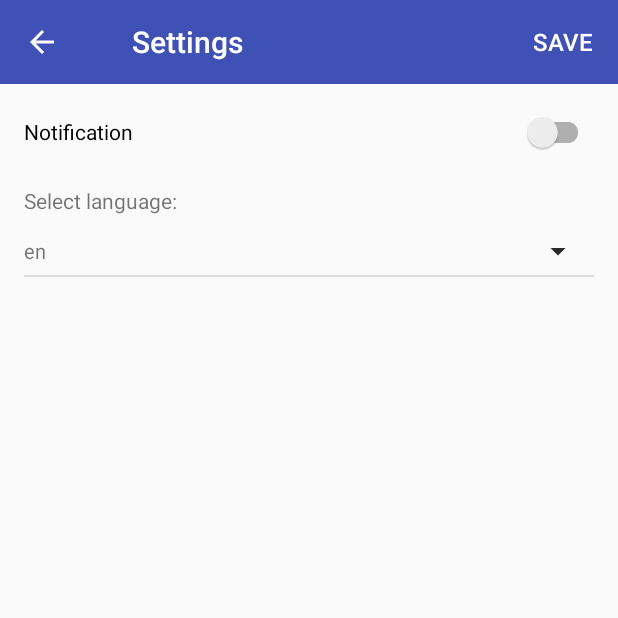
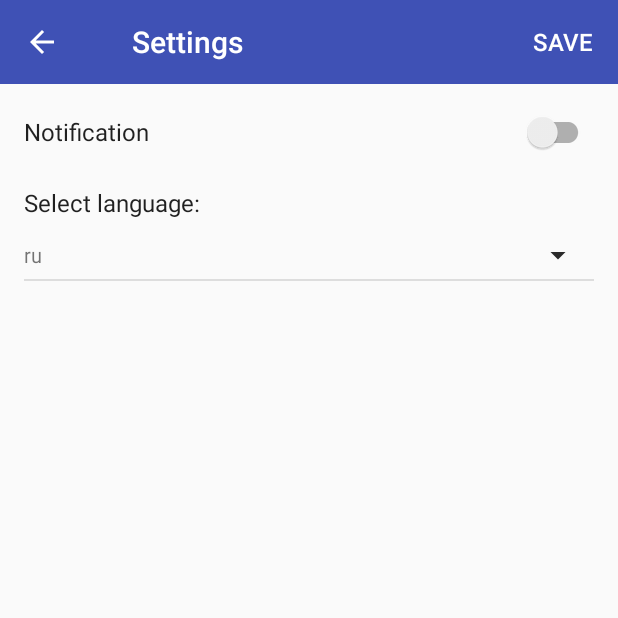
Before and after one commit to akademiya/Exercise, an Android app: the SettingsActivity screen opened directly, with no data from a screen before it, on a phone screen of 412 x 824 dp, the top half of it. Run offline under Robolectric (Android 15) with nearby library versions, the phone set to English and light mode, and no system bars.

Commit message:
settings v3 - notification manager

```diff
--- a/app/src/main/AndroidManifest.xml
+++ b/app/src/main/AndroidManifest.xml
@@ -3,10 +3,12 @@
     package="adv.vadym.com.tfexercise">
 
     <uses-permission android:name="android.permission.INTERNET" />
+    <uses-permission android:name="android.permission.VIBRATE" />
 
     <application
+        android:name=".AndroidApplication"
         android:allowBackup="true"
-        android:icon="@mipmap/i_030"
+        android:icon="@mipmap/icon_exercis_100"
         android:label="@string/app_name"
         android:roundIcon="@mipmap/ic_launcher_round"
         android:supportsRtl="true"
@@ -18,7 +20,7 @@
                 <category android:name="android.intent.category.LAUNCHER" />
             </intent-filter>
         </activity>
-        <activity android:name=".SettingsActivity"/>
+        <activity android:name=".SettingsActivity" />
     </application>
 
 </manifest>
--- a/app/src/main/java/adv/vadym/com/tfexercise/MainActivity.kt
+++ b/app/src/main/java/adv/vadym/com/tfexercise/MainActivity.kt
@@ -13,6 +13,7 @@ import kotlinx.android.synthetic.main.activity_main.*
 class MainActivity : YouTubeBaseActivity(), YouTubePlayer.OnInitializedListener {
 
     private val RECOVERY_REQUEST = 1
+    private val messageNotification = MessageNotification
 
     override fun onCreate(savedInstanceState: Bundle?) {
         super.onCreate(savedInstanceState)
@@ -41,7 +42,10 @@ class MainActivity : YouTubeBaseActivity(), YouTubePlayer.OnInitializedListener
 
     override fun onInitializationSuccess(provider: YouTubePlayer.Provider?, player: YouTubePlayer?, wasRestored: Boolean) {
         if (!wasRestored) {
-            player?.cueVideo(resources.getString(R.string.video_cod_ru))
+            if (messageNotification.languageId == 0)
+                player?.cueVideo(resources.getString(R.string.video_cod_ru))
+            else if (messageNotification.languageId == 1)
+                player?.cueVideo(resources.getString(R.string.video_cod_jp))
         }
     }
 
--- a/app/src/main/java/adv/vadym/com/tfexercise/SettingsActivity.kt
+++ b/app/src/main/java/adv/vadym/com/tfexercise/SettingsActivity.kt
@@ -1,5 +1,6 @@
 package adv.vadym.com.tfexercise
 
+import android.content.Intent
 import android.os.Bundle
 import android.support.v7.app.AppCompatActivity
 import android.view.MenuItem
@@ -10,7 +11,9 @@ import kotlinx.android.synthetic.main.activity_settings.*
 
 class SettingsActivity : AppCompatActivity() {
 
-    private var selectedLanguage = ""
+    private val messageNotification = MessageNotification
+    private var toggleSwitcher = false
+    private var languageId = 0
 
     override fun onCreate(savedInstanceState: Bundle?) {
         super.onCreate(savedInstanceState)
@@ -26,14 +29,27 @@ class SettingsActivity : AppCompatActivity() {
         )
         spLanguageAdapter.setDropDownViewResource(R.layout.spinner_drop_down)
         sp_language.adapter = spLanguageAdapter
+        sp_language.setSelection(messageNotification.languageId)
         sp_language.onItemSelectedListener = object : AdapterView.OnItemSelectedListener {
             override fun onNothingSelected(parent: AdapterView<*>?) {}
             override fun onItemSelected(parent: AdapterView<*>?, view: View?, position: Int, id: Long) {
-                selectedLanguage = spLanguageAdapter.getItem(position).toString()
+                languageId = position
             }
         }
 
-        button_save.setOnClickListener {  }
+        button_save.setOnClickListener {
+            messageNotification.saveSelectedLanguage(languageId)
+            messageNotification.saveToggleSwitchNotify(toggleSwitcher)
+            if (toggleSwitcher) {
+                messageNotification.notify(this, "TF Exercise", 1)
+            }
+            startActivity(Intent(this, MainActivity::class.java))
+        }
+
+        sw_notify.isChecked = messageNotification.switcher
+        sw_notify.setOnCheckedChangeListener { _, isChecked ->
+            toggleSwitcher = isChecked
+        }
     }
 
     override fun onOptionsItemSelected(item: MenuItem) = when (item.itemId) {
--- /dev/null
+++ b/app/src/main/res/drawable/ic_action.xml
@@ -0,0 +1,5 @@
+<vector android:height="24dp" android:tint="#FFFFFF"
+    android:viewportHeight="24.0" android:viewportWidth="24.0"
+    android:width="24dp" xmlns:android="http://schemas.android.com/apk/res/android">
+    <path android:fillColor="#FF000000" android:pathData="M12,4l-1.41,1.41L16.17,11H4v2h12.17l-5.58,5.59L12,20l8,-8z"/>
+</vector>
--- /dev/null
+++ b/app/src/main/res/drawable/ic_launcher_foreground.xml
@@ -0,0 +1,5 @@
+<?xml version="1.0" encoding="utf-8"?>
+<adaptive-icon xmlns:android="http://schemas.android.com/apk/res/android">
+    <background android:drawable="@drawable/ic_launcher_background" />
+    <foreground android:drawable="@drawable/ic_launcher_foreground" />
+</adaptive-icon>
--- /dev/null
+++ b/app/src/main/res/drawable/ic_share.xml
@@ -0,0 +1,9 @@
+<vector xmlns:android="http://schemas.android.com/apk/res/android"
+        android:width="24dp"
+        android:height="24dp"
+        android:viewportWidth="24.0"
+        android:viewportHeight="24.0">
+    <path
+        android:fillColor="#FFF"
+        android:pathData="M18,16.08c-0.76,0 -1.44,0.3 -1.96,0.77L8.91,12.7c0.05,-0.23 0.09,-0.46 0.09,-0.7s-0.04,-0.47 -0.09,-0.7l7.05,-4.11c0.54,0.5 1.25,0.81 2.04,0.81 1.66,0 3,-1.34 3,-3s-1.34,-3 -3,-3 -3,1.34 -3,3c0,0.24 0.04,0.47 0.09,0.7L8.04,9.81C7.5,9.31 6.79,9 6,9c-1.66,0 -3,1.34 -3,3s1.34,3 3,3c0.79,0 1.5,-0.31 2.04,-0.81l7.12,4.16c-0.05,0.21 -0.08,0.43 -0.08,0.65 0,1.61 1.31,2.92 2.92,2.92 1.61,0 2.92,-1.31 2.92,-2.92s-1.31,-2.92 -2.92,-2.92z"/>
+</vector>
--- a/app/src/main/res/layout/activity_settings.xml
+++ b/app/src/main/res/layout/activity_settings.xml
@@ -24,7 +24,6 @@
                 android:id="@+id/button_save"
                 style="@style/ButtonToolbarWithStartEndPadding"
                 android:layout_width="wrap_content"
-                android:layout_height="match_parent"
                 android:text="@string/save" />
         </LinearLayout>
     </android.support.v7.widget.Toolbar>
@@ -36,27 +35,30 @@
         <LinearLayout
             android:layout_width="match_parent"
             android:layout_height="wrap_content"
-            android:layout_marginEnd="16dp"
-            android:layout_marginStart="16dp"
+            android:layout_marginEnd="@dimen/parent_margin"
+            android:layout_marginStart="@dimen/parent_margin"
             android:orientation="vertical">
 
             <android.support.v7.widget.SwitchCompat
+                android:id="@+id/sw_notify"
+                style="@style/TextStyle"
                 android:layout_width="match_parent"
-                android:layout_height="48dp"
-                android:layout_marginTop="8dp"
-                android:text="Notification" />
+                android:layout_height="@dimen/sw_height"
+                android:layout_marginTop="@dimen/space8"
+                android:text="@string/notification" />
 
             <TextView
+                style="@style/TextStyle"
                 android:layout_width="wrap_content"
                 android:layout_height="wrap_content"
-                android:layout_marginTop="12dp"
-                android:text="Select language:" />
+                android:layout_marginTop="@dimen/space12"
+                android:text="@string/select_language" />
 
             <Spinner
                 android:id="@+id/sp_language"
                 android:layout_width="match_parent"
-                android:layout_height="32dp"
-                android:layout_marginTop="8dp"
+                android:layout_height="@dimen/spinner_height"
+                android:layout_marginTop="@dimen/space8"
                 android:backgroundTint="@color/black" />
 
             <View
--- a/app/src/main/res/values/colors.xml
+++ b/app/src/main/res/values/colors.xml
@@ -6,6 +6,7 @@
     <color name="white">#fff</color>
     <color name="black">#2a2a2a</color>
     <color name="divider_color">#1E000000</color> <!--12% of black-->
+    <color name="text_primary_dark">#DF000000</color> <!--87% of black-->
 
     // MATERIAL
     <color name="lightGreen">#8BC34A</color> <!--  A500 -->
--- a/app/src/main/res/values/dimens.xml
+++ b/app/src/main/res/values/dimens.xml
@@ -1,4 +1,11 @@
 <?xml version="1.0" encoding="utf-8"?>
 <resources>
+    <dimen name="space8">8dp</dimen>
+    <dimen name="space12">12dp</dimen>
+    <dimen name="parent_margin">16dp</dimen>
     <dimen name="toolbar_height">56dp</dimen>
+    <dimen name="sw_height">48dp</dimen>
+    <dimen name="spinner_height">32dp</dimen>
+
+    <dimen name="text_size">16sp</dimen>
 </resources>
--- a/app/src/main/res/values/strings.xml
+++ b/app/src/main/res/values/strings.xml
@@ -8,11 +8,17 @@
     // YouTube
     <string name="player_error">Error initializing YouTube player: %s</string>
     <string name="video_cod_ru">Ov7imh65j84</string>
+    <string name="video_cod_jp">fuIyclSOD6A</string>
 
     <string-array name="language">
-        <item>en</item>
-        <item>ko</item>
+        <item>ru</item>
         <item>jp</item>
-        <item>ru</item>
     </string-array>
+
+    <string name="message_notification_title">Message: %1$s</string>
+    <string name="message_notification_text">Пора делать зарядку. 10 мин на упражнения.</string>
+    <string name="action_share">Share</string>
+    <string name="action_reply">Reply</string>
+    <string name="notification">Notification</string>
+    <string name="select_language">Select language:</string>
 </resources>
--- a/app/src/main/res/values/styles.xml
+++ b/app/src/main/res/values/styles.xml
@@ -28,13 +28,21 @@
         <item name="android:gravity">center_vertical</item>
     </style>
 
+    <style name="TextStyle" parent="AppTheme">
+        <item name="android:layout_width">wrap_content</item>
+        <item name="android:layout_height">wrap_content</item>
+        <item name="android:fontFamily" tools:ignore="NewApi">sans-serif</item>
+        <item name="android:textSize">@dimen/text_size</item>
+        <item name="android:textColor">@color/text_primary_dark</item>
+    </style>
+
     <style name="ButtonToolbarWithStartEndPadding" parent="Base.Widget.AppCompat.ActionButton">
         <item name="android:textColor">@color/white</item>
         <item name="android:textAllCaps">true</item>
         <item name="android:fontFamily" tools:ignore="NewApi">sans-serif-medium</item>
         <item name="android:paddingStart">16dp</item>
         <item name="android:paddingEnd">16dp</item>
-        <item name="android:textSize">16sp</item>
+        <item name="android:textSize">@dimen/text_size</item>
         <item name="android:layout_height">match_parent</item>
     </style>
 
```
Also changed, not shown: app/build.gradle (+11 -4 lines), app/src/main/java/adv/vadym/com/tfexercise/MessageNotification.kt (added, +113 -0 lines), app/src/main/res/drawable-hdpi/ic_stat_message.png (added), app/src/main/res/drawable/icon_exercise.png (added).
